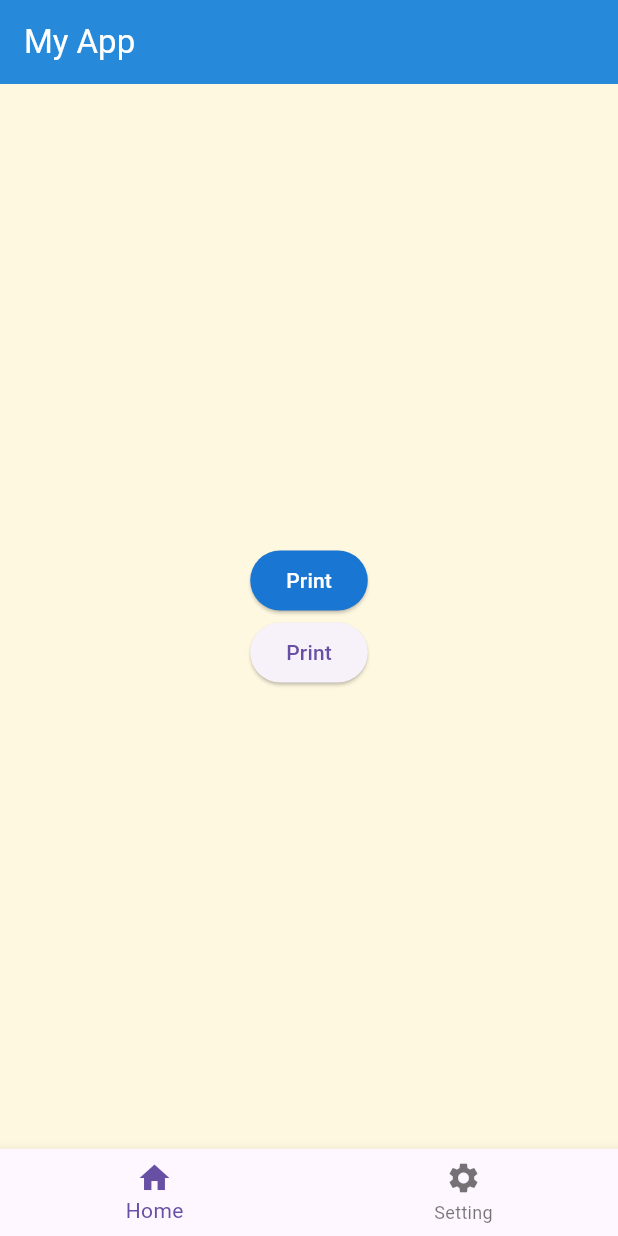
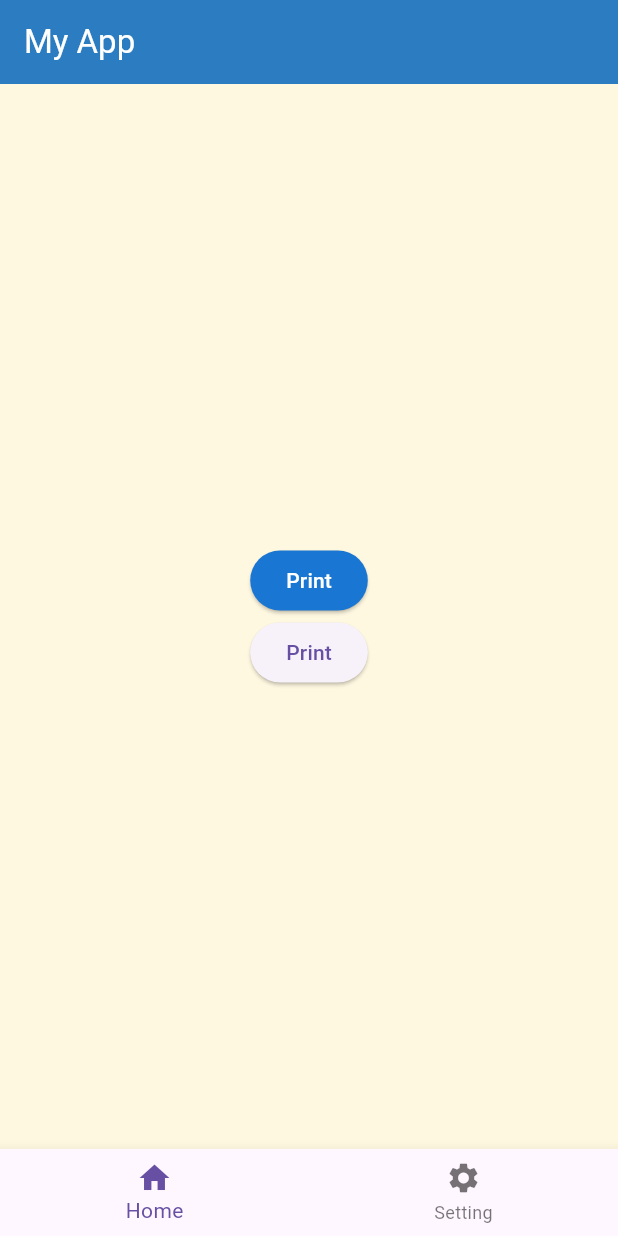
Before and after one commit to abmuslim2021/first-flutter-app, a Flutter app: the screen it shows after launch, on a phone screen of 412 x 824 dp. Run offline on Flutter 3.47's test engine with Material 3 defaults, Android fonts, the phone set to English and light mode, and no system bars.

Commit message:
App bar color changed

```diff
--- a/lib/main.dart
+++ b/lib/main.dart
@@ -24,7 +24,7 @@ class _MyAppState extends State<MyApp> {
             'My App',
             style: TextStyle(color: Colors.white),
           ),
-          backgroundColor: Color.fromARGB(230, 16, 125, 214),
+          backgroundColor: Color.fromARGB(230, 20, 111, 185),
         ),
         body: Center(
             child: currentIndex==0 ? Container(
```
